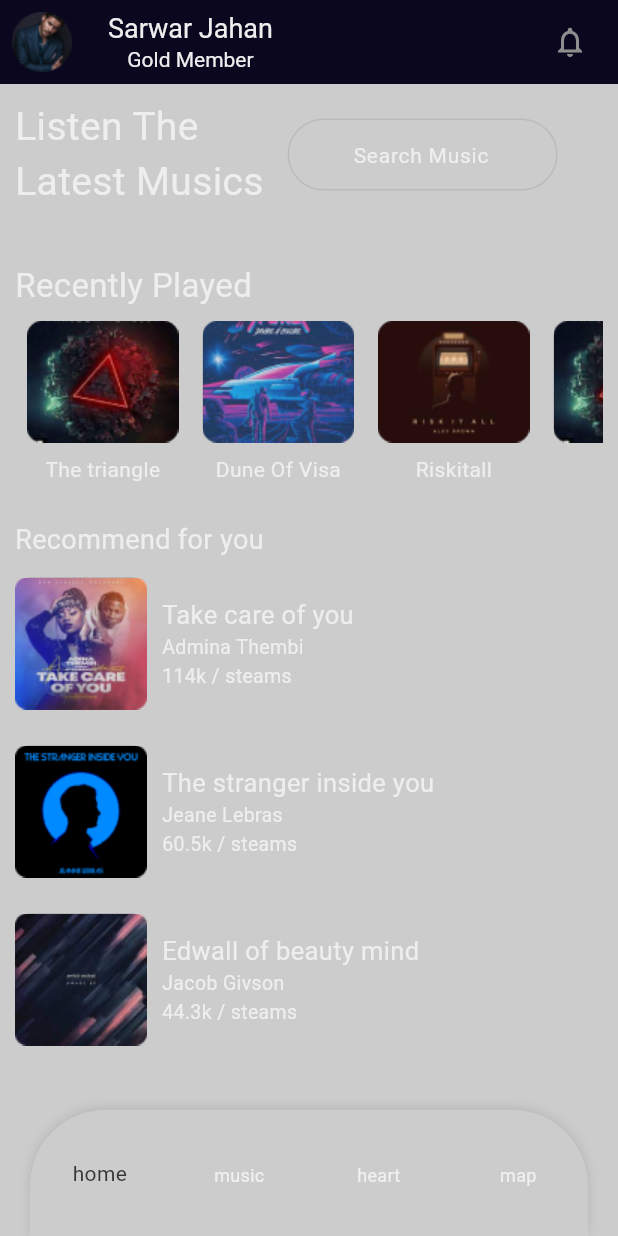
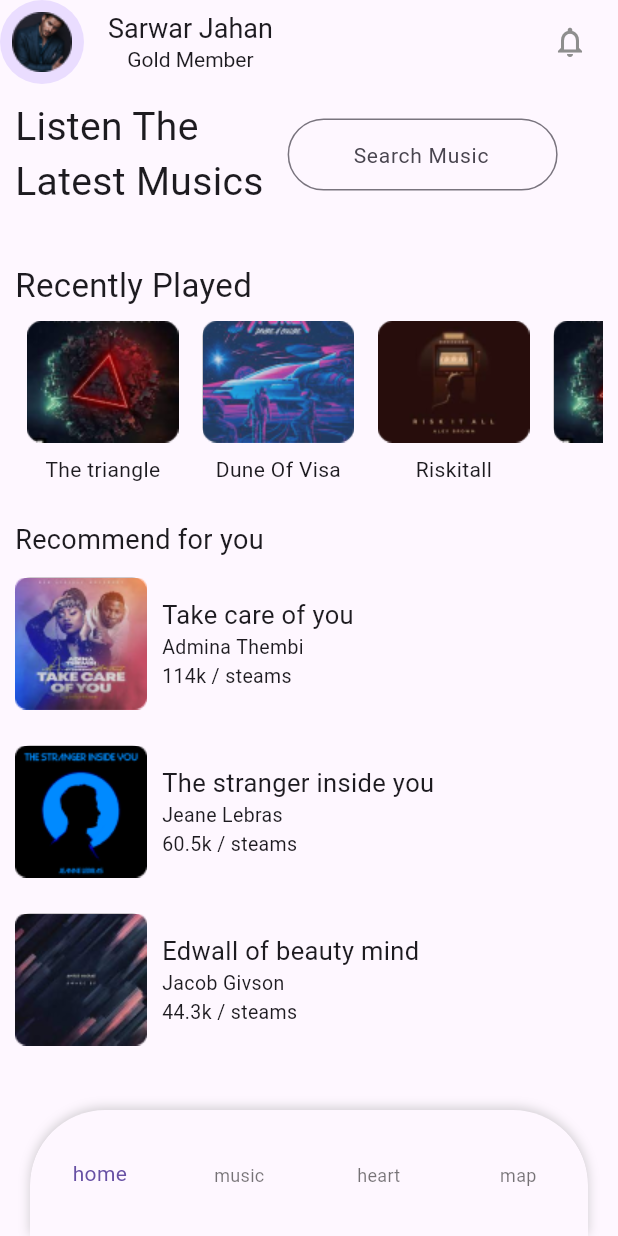
Before and after one commit to johnnybeatzxxd/Flutter-Musicplayer-App-Design, a Flutter app: the screen it shows after launch, on a phone screen of 412 x 824 dp. Run offline on Flutter 3.47's test engine with Material 3 defaults, Android fonts, the phone set to English and light mode, and no system bars; Roboto replaces fonts that are missing (Nunito).

Commit message:
removed unnecessary class

```diff
--- a/lib/main.dart
+++ b/lib/main.dart
@@ -1,10 +1,8 @@
-import 'dart:io';
-
 import 'package:flutter/material.dart';
 import 'index.dart';
 
 void main() {
-  runApp(MyApp());
+  runApp(const MyApp());
 }
 
 class MyApp extends StatelessWidget {
@@ -13,22 +11,10 @@ class MyApp extends StatelessWidget {
   // This widget is the root of your application.
   @override
   Widget build(BuildContext context) {
-    return MaterialApp(
+    return  MaterialApp(
         debugShowCheckedModeBanner: false,
+        darkTheme: darkTheme(),
         title: 'Musica',
-        home: MyScaffold());
-  }
-}
-
-class MyScaffold extends StatelessWidget {
-  const MyScaffold({Key? key}) : super(key: key);
-
-  @override
-  Widget build(BuildContext context) {
-    return MaterialApp(
-        darkTheme: darkTheme(),
-        debugShowCheckedModeBanner: false, // Ensure MaterialApp is present
-        theme: darkTheme(),
         home: Homepage());
   }
 }
```
